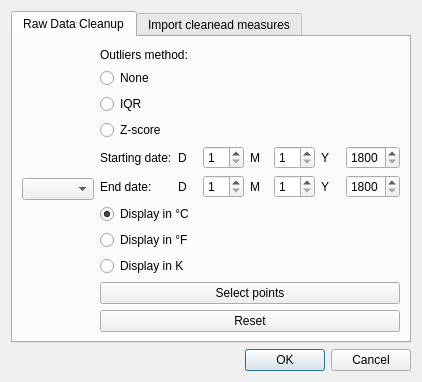
Before: the Qt Designer form Molonaviz/src/molonaviz/frontend/ui/dialogCleanup.ui in flipoyo/MOLONARI1D, drawn with Qt 5.
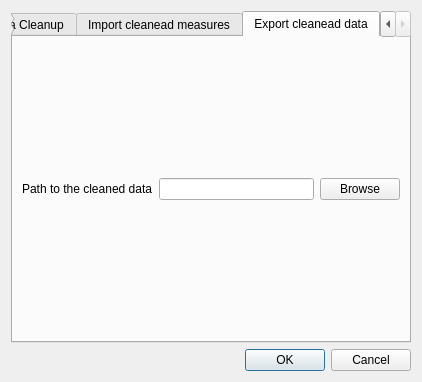
After: the same form once the commit is applied. The open tabs and pages were chosen to show the change.

Commit message: export Data

What changed in the file:
```diff
--- a/Molonaviz/src/molonaviz/frontend/ui/dialogCleanup.ui
+++ b/Molonaviz/src/molonaviz/frontend/ui/dialogCleanup.ui
@@ -311,6 +311,38 @@
          </item>
         </layout>
        </widget>
+       <widget class="QWidget" name="tabImportCleanedData">
+        <attribute name="title">
+         <string>Export cleanead data</string>
+        </attribute>
+        <layout class="QVBoxLayout" name="verticalLayout_4">
+         <item>
+          <layout class="QHBoxLayout" name="horizontalLayout_3">
+           <item>
+            <widget class="QLabel" name="label_4">
+             <property name="text">
+              <string>Path to the cleaned data</string>
+             </property>
+            </widget>
+           </item>
+           <item>
+            <widget class="QLineEdit" name="lineEditBrowseCleaned">
+             <property name="readOnly">
+              <bool>true</bool>
+             </property>
+            </widget>
+           </item>
+           <item>
+            <widget class="QPushButton" name="pushButtonBrowse">
+             <property name="text">
+              <string>Browse</string>
+             </property>
+            </widget>
+           </item>
+          </layout>
+         </item>
+        </layout>
+       </widget>
       </widget>
      </item>
      <item>
```
The commit also changes 20 other files.
